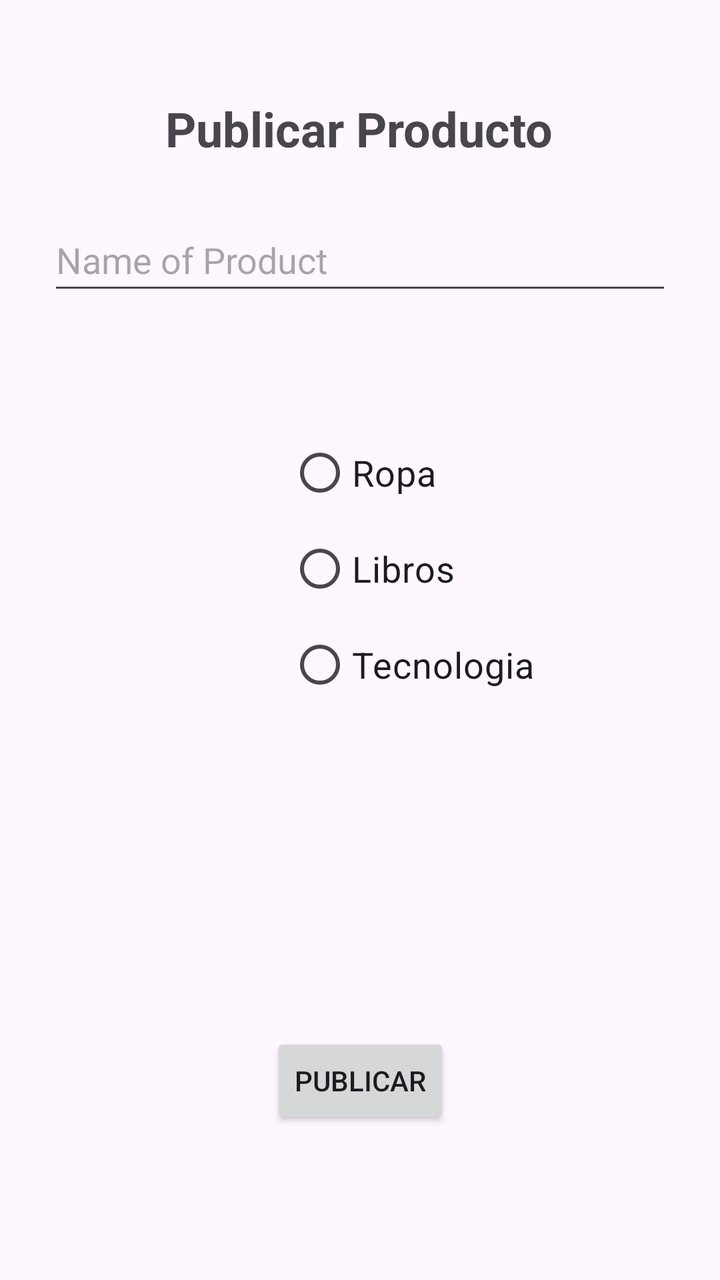
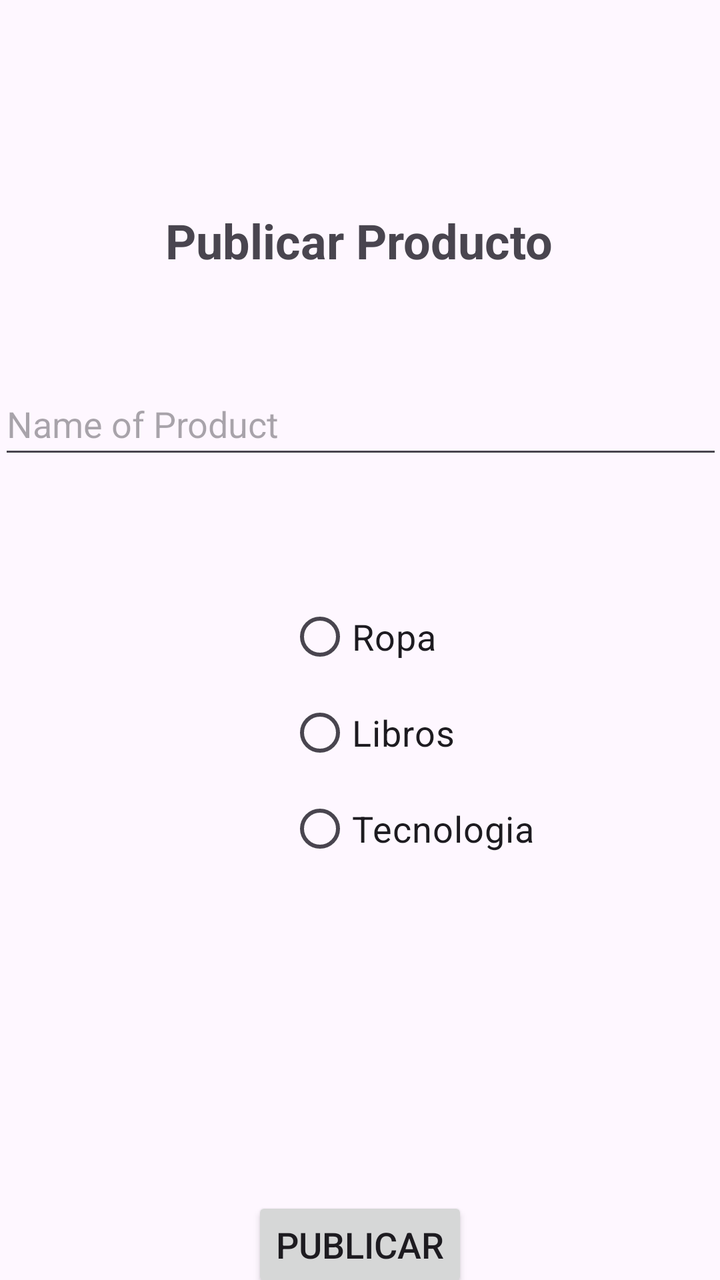

Before-and-after screenshots of an Android layout around one commit, followed by the original layout XML and the change that was made.
<!-- AndroidManifest.xml: application theme Theme.EcoTrueque -->
<!-- res/layout/activity_publicar_objeto.xml -->
<?xml version="1.0" encoding="utf-8"?>
<androidx.constraintlayout.widget.ConstraintLayout xmlns:android="http://schemas.android.com/apk/res/android"
    xmlns:app="http://schemas.android.com/apk/res-auto"
    xmlns:tools="http://schemas.android.com/tools"
    android:id="@+id/main"
    android:layout_width="match_parent"
    android:layout_height="match_parent"
    tools:context=".PublicarObjetoActivity">


    <TextView
        android:id="@+id/titulo"
        android:layout_width="wrap_content"
        android:layout_height="wrap_content"
        android:layout_marginTop="48dp"
        android:text="Publicar Producto"
        android:textSize="24sp"
        android:textStyle="bold"

        app:layout_constraintEnd_toEndOf="parent"
        app:layout_constraintHorizontal_bias="0.497"
        app:layout_constraintStart_toStartOf="parent"
        app:layout_constraintTop_toTopOf="parent" />


    <EditText
        android:id="@+id/eldiabloproducto"
        android:layout_width="0dp"
        android:layout_height="48dp"
        android:layout_margin="24dp"
        android:layout_marginTop="92dp"
        android:hint="Name of Product"
        android:inputType="text"
        android:textSize="18sp"

        app:layout_constraintEnd_toEndOf="parent"
        app:layout_constraintHorizontal_bias="0.666"
        app:layout_constraintStart_toStartOf="parent"
        app:layout_constraintTop_toBottomOf="@id/titulo" />

    <RadioGroup
        android:id="@+id/rgCategorias"
        android:layout_width="wrap_content"
        android:layout_height="wrap_content"
        android:layout_marginStart="144dp"
        android:layout_marginTop="60dp"

        app:layout_constraintStart_toStartOf="parent"
        app:layout_constraintTop_toBottomOf="@id/eldiabloproducto">

        <RadioButton
            android:id="@+id/rbRopa"
            android:layout_width="wrap_content"
            android:layout_height="48dp"
            android:text="Ropa"
            android:textSize="18dp" />


        <RadioButton
            android:id="@+id/rbLibros"
            android:layout_width="wrap_content"
            android:layout_height="48dp"
            android:text="Libros"
            android:textSize="18sp" />

        <RadioButton
            android:id="@+id/rbCategoria3"
            android:layout_width="wrap_content"
            android:layout_height="48dp"
            android:text="Tecnologia"
            android:textSize="18dp" />
    </RadioGroup>

    <Button
        android:id="@+id/button2"
        android:layout_width="wrap_content"
        android:layout_height="48dp"
        android:layout_marginTop="160dp"
        android:text="Publicar"
        android:textsize="18sp"

        app:layout_constraintEnd_toEndOf="parent"
        app:layout_constraintStart_toStartOf="parent"
        app:layout_constraintTop_toBottomOf="@+id/rgCategorias" />

</androidx.constraintlayout.widget.ConstraintLayout>
<!-- resources referenced by this layout -->
<resources>
  <style name="Theme.EcoTrueque" parent="Base.Theme.EcoTrueque" />
  <style name="Base.Theme.EcoTrueque" parent="Theme.Material3.DayNight.NoActionBar">
          
          
      </style>
</resources>

<!-- the commit's change to res/layout/activity_publicar_objeto.xml (unified diff, before → after) -->
@@ -12,7 +12,7 @@
         android:id="@+id/titulo"
         android:layout_width="wrap_content"
         android:layout_height="wrap_content"
-        android:layout_marginTop="48dp"
+        android:layout_marginTop="104dp"
         android:text="Publicar Producto"
         android:textSize="24sp"
         android:textStyle="bold"
@@ -22,19 +22,15 @@
         app:layout_constraintStart_toStartOf="parent"
         app:layout_constraintTop_toTopOf="parent" />
 
-
     <EditText
         android:id="@+id/eldiabloproducto"
-        android:layout_width="0dp"
+        android:layout_width="362dp"
         android:layout_height="48dp"
-        android:layout_margin="24dp"
-        android:layout_marginTop="92dp"
         android:hint="Name of Product"
-        android:inputType="text"
         android:textSize="18sp"
+        android:layout_marginTop="50dp"
 
         app:layout_constraintEnd_toEndOf="parent"
-        app:layout_constraintHorizontal_bias="0.666"
         app:layout_constraintStart_toStartOf="parent"
         app:layout_constraintTop_toBottomOf="@id/titulo" />
 
@@ -72,12 +68,12 @@
     </RadioGroup>
 
     <Button
-        android:id="@+id/button2"
+        android:id="@+id/botonpublicar"
         android:layout_width="wrap_content"
         android:layout_height="48dp"
         android:layout_marginTop="160dp"
         android:text="Publicar"
-        android:textsize="18sp"
+        android:textSize="18sp"
 
         app:layout_constraintEnd_toEndOf="parent"
         app:layout_constraintStart_toStartOf="parent"
